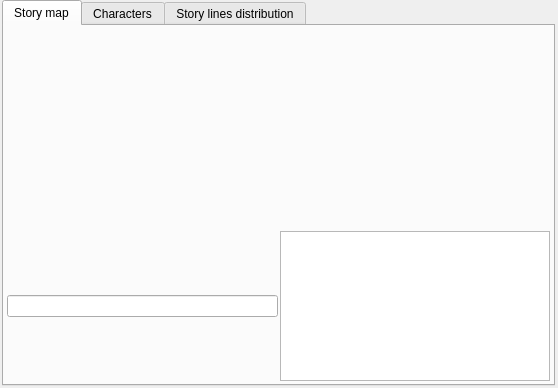
Qt form ui/reports_view.ui (zkovari/plotlyst) before a commit.
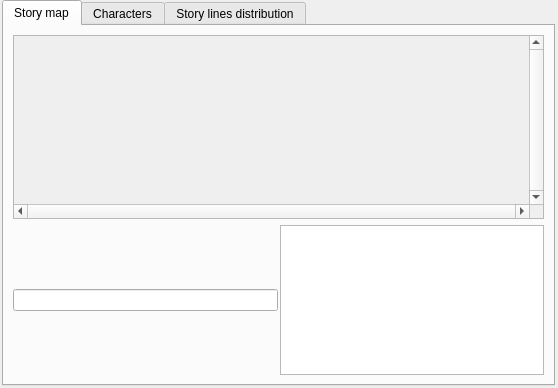
The same form after that commit. Custom widgets are drawn as their Qt base class.

Commit message: merge storymap widgets

```diff
--- a/ui/reports_view.ui
+++ b/ui/reports_view.ui
@@ -38,34 +38,34 @@
       <attribute name="title">
        <string>Story map</string>
       </attribute>
-      <layout class="QVBoxLayout" name="verticalLayout_3">
-       <property name="spacing">
-        <number>3</number>
-       </property>
-       <property name="leftMargin">
-        <number>3</number>
-       </property>
-       <property name="topMargin">
-        <number>3</number>
-       </property>
-       <property name="rightMargin">
-        <number>3</number>
-       </property>
-       <property name="bottomMargin">
-        <number>3</number>
-       </property>
+      <layout class="QVBoxLayout" name="verticalLayout">
        <item>
-        <layout class="QVBoxLayout" name="verticalLayout">
-         <property name="spacing">
-          <number>0</number>
+        <widget class="QScrollArea" name="scrollArea">
+         <property name="verticalScrollBarPolicy">
+          <enum>Qt::ScrollBarAlwaysOn</enum>
          </property>
-         <item>
-          <widget class="StoryLinesLinearMapWidget" name="storyLinesLinearMap" native="true"/>
-         </item>
-         <item>
-          <widget class="StoryLinesMapWidget" name="storyLinesMap" native="true"/>
-         </item>
-        </layout>
+         <property name="horizontalScrollBarPolicy">
+          <enum>Qt::ScrollBarAlwaysOn</enum>
+         </property>
+         <property name="widgetResizable">
+          <bool>true</bool>
+         </property>
+         <widget class="QWidget" name="scrollAreaWidgetContents">
+          <property name="geometry">
+           <rect>
+            <x>0</x>
+            <y>0</y>
+            <width>515</width>
+            <height>151</height>
+           </rect>
+          </property>
+          <layout class="QVBoxLayout" name="verticalLayout_3">
+           <item>
+            <widget class="StoryLinesMapWidget" name="storyLinesMap" native="true"/>
+           </item>
+          </layout>
+         </widget>
+        </widget>
        </item>
        <item>
         <layout class="QHBoxLayout" name="horizontalLayout">
@@ -274,12 +274,6 @@
    <header>src.main.python.plotlyst.view.widget.story_map</header>
    <container>1</container>
   </customwidget>
-  <customwidget>
-   <class>StoryLinesLinearMapWidget</class>
-   <extends>QWidget</extends>
-   <header>src.main.python.plotlyst.view.widget.story_map</header>
-   <container>1</container>
-  </customwidget>
  </customwidgets>
  <resources/>
  <connections/>
```
The commit also changes 2 other files.
